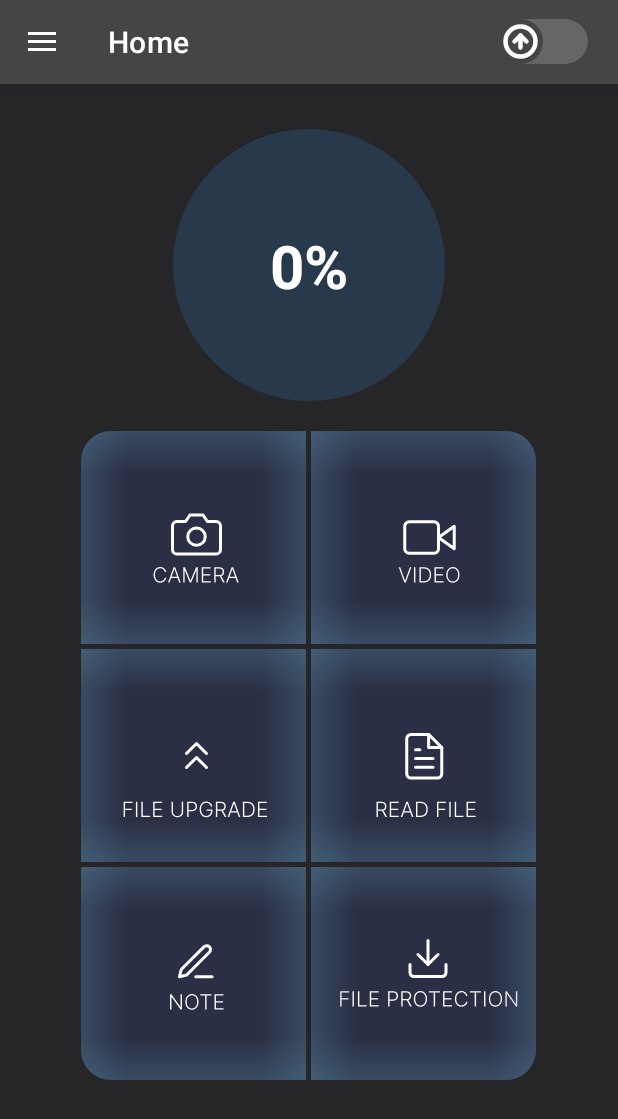
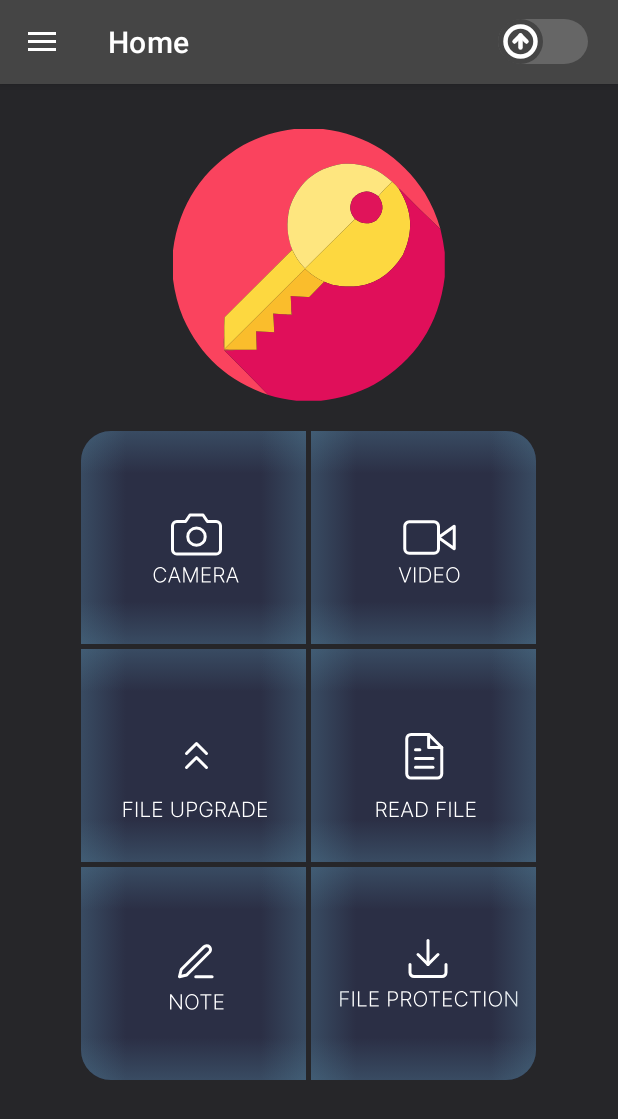
Before and after one commit to KongRong911104/sfc_app, an Android app built with Jetpack Compose: the HomeFragment screen opened directly, with no data from a screen before it, on a phone screen of 412 x 824 dp. Shown: the top 1119 px of the screen. Run offline under Robolectric (Android 15) with nearby library versions, the phone set to English and light mode, and no system bars; our stand-ins replace navigation-ui; libraries missing offline, so code that uses them is left out: androidx.camera.core, androidx.camera.lifecycle.

Commit message:
一般功能完成

```diff
--- /dev/null
+++ b/app/src/main/res/drawable/logo.xml
@@ -0,0 +1,32 @@
+<vector xmlns:android="http://schemas.android.com/apk/res/android"
+    android:width="512dp"
+    android:height="512dp"
+    android:viewportWidth="512"
+    android:viewportHeight="512">
+  <path
+      android:pathData="M232.5,-0.5C247.83,-0.5 263.17,-0.5 278.5,-0.5C362.76,9.3 427.92,49.64 474,120.5C486.85,141.86 496.68,164.52 503.5,188.5C477.25,163.75 451.42,138.42 426,112.5C425.6,112.73 425.43,113.06 425.5,113.5C421.9,108.23 417.57,103.57 412.5,99.5C385.89,73.57 353.89,62.41 316.5,66C266.96,74.54 234.46,102.71 219,150.5C212.96,176.76 214.79,202.43 224.5,227.5C181.87,269.63 139.37,311.96 97,354.5C96.5,365.83 96.33,377.16 96.5,388.5C95.17,397.83 95.17,407.17 96.5,416.5C124.17,444.5 151.83,472.5 179.5,500.5C104.68,475.85 51.18,427.52 19,355.5C8.86,330.62 2.36,304.95 -0.5,278.5C-0.5,263.17 -0.5,247.83 -0.5,232.5C10.39,142.86 54.72,75.36 132.5,30C163.97,13.31 197.3,3.14 232.5,-0.5Z"
+      android:strokeAlpha="0.996"
+      android:fillColor="#fc445f"
+      android:fillAlpha="0.996"/>
+  <path
+      android:pathData="M412.5,99.5C403.11,107.89 394.45,116.89 386.5,126.5C369.45,113.39 353.62,114.72 339,130.5C331.02,144.32 332.18,157.32 342.5,169.5C311.19,200.48 279.85,231.48 248.5,262.5C238.28,252.4 230.28,240.74 224.5,227.5C214.79,202.43 212.96,176.76 219,150.5C234.46,102.71 266.96,74.54 316.5,66C353.89,62.41 385.89,73.57 412.5,99.5Z"
+      android:fillColor="#fee67f"/>
+  <path
+      android:pathData="M412.5,99.5C417.57,103.57 421.9,108.23 425.5,113.5C450.72,152.99 453.22,193.99 433,236.5C401.93,286.43 357.43,305.26 299.5,293C294.36,291.45 289.36,289.62 284.5,287.5C271.37,281.88 259.71,274.05 249.5,264C248.83,263.33 248.17,263.33 247.5,264C197.3,314.37 146.96,364.54 96.5,414.5C96.5,405.83 96.5,397.17 96.5,388.5C96.33,377.16 96.5,365.83 97,354.5C139.37,311.96 181.87,269.63 224.5,227.5C230.28,240.74 238.28,252.4 248.5,262.5C279.85,231.48 311.19,200.48 342.5,169.5C355.23,179.2 368.56,180.03 382.5,172C396.69,157.91 398.03,142.74 386.5,126.5C394.45,116.89 403.11,107.89 412.5,99.5Z"
+      android:fillColor="#fdd840"/>
+  <path
+      android:pathData="M503.5,188.5C507.05,203.14 509.71,217.8 511.5,232.5C511.5,247.83 511.5,263.17 511.5,278.5C500.61,368.14 456.28,435.64 378.5,481C347.03,497.7 313.7,507.86 278.5,511.5C263.17,511.5 247.83,511.5 232.5,511.5C214.6,509.46 196.93,505.79 179.5,500.5C151.83,472.5 124.17,444.5 96.5,416.5C105.02,416.83 113.35,416.49 121.5,415.5C133.5,415.5 145.5,415.5 157.5,415.5C157.06,403.84 156.73,392.17 156.5,380.5C167.84,381.1 179.17,381.77 190.5,382.5C190.07,370.81 189.4,359.14 188.5,347.5C196.15,348.21 203.81,348.54 211.5,348.5C215.3,349.48 219.3,349.82 223.5,349.5C223.81,346.61 223.47,343.95 222.5,341.5C222.6,332.48 222.27,323.48 221.5,314.5C233.14,315.61 244.81,316.11 256.5,316C266.04,306.63 275.37,297.13 284.5,287.5C289.36,289.62 294.36,291.45 299.5,293C357.43,305.26 401.93,286.43 433,236.5C453.22,193.99 450.72,152.99 425.5,113.5C425.43,113.06 425.6,112.73 426,112.5C451.42,138.42 477.25,163.75 503.5,188.5Z"
+      android:fillColor="#e00f5a"/>
+  <path
+      android:pathData="M386.5,126.5C398.03,142.74 396.69,157.91 382.5,172C368.56,180.03 355.23,179.2 342.5,169.5C332.18,157.32 331.02,144.32 339,130.5C353.62,114.72 369.45,113.39 386.5,126.5Z"
+      android:fillColor="#e0145a"/>
+  <path
+      android:pathData="M284.5,287.5C275.37,297.13 266.04,306.63 256.5,316C244.81,316.11 233.14,315.61 221.5,314.5C222.27,323.48 222.6,332.48 222.5,341.5C222.5,343.83 222.5,346.17 222.5,348.5C218.83,348.5 215.17,348.5 211.5,348.5C203.81,348.54 196.15,348.21 188.5,347.5C189.4,359.14 190.07,370.81 190.5,382.5C179.17,381.77 167.84,381.1 156.5,380.5C156.73,392.17 157.06,403.84 157.5,415.5C145.5,415.5 133.5,415.5 121.5,415.5C112.98,415.83 104.65,415.49 96.5,414.5C146.96,364.54 197.3,314.37 247.5,264C248.17,263.33 248.83,263.33 249.5,264C259.71,274.05 271.37,281.88 284.5,287.5Z"
+      android:fillColor="#fabd2c"/>
+  <path
+      android:pathData="M222.5,341.5C223.47,343.95 223.81,346.61 223.5,349.5C219.3,349.82 215.3,349.48 211.5,348.5C215.17,348.5 218.83,348.5 222.5,348.5C222.5,346.17 222.5,343.83 222.5,341.5Z"
+      android:fillColor="#f4953e"/>
+  <path
+      android:pathData="M96.5,388.5C96.5,397.17 96.5,405.83 96.5,414.5C104.65,415.49 112.98,415.83 121.5,415.5C113.35,416.49 105.02,416.83 96.5,416.5C95.17,407.17 95.17,397.83 96.5,388.5Z"
+      android:fillColor="#f78648"/>
+</vector>
--- a/app/src/main/res/layout/fragment_home.xml
+++ b/app/src/main/res/layout/fragment_home.xml
@@ -14,7 +14,7 @@
         android:layout_height="wrap_content"
         android:elevation="80dp"
         android:gravity="center"
-        android:textColor="#FFFFFF"
+        android:textColor="#00FFFFFF"
         android:textSize="40sp"
         android:textStyle="bold"
         app:layout_constraintBottom_toBottomOf="@+id/progressBar"
@@ -30,7 +30,7 @@
         android:layout_marginTop="30dp"
         android:gravity="center_horizontal"
         android:indeterminate="false"
-        android:progressDrawable="@drawable/ball"
+        android:progressDrawable="@drawable/logo"
         app:layout_constraintEnd_toEndOf="parent"
         app:layout_constraintStart_toStartOf="parent"
         app:layout_constraintTop_toTopOf="parent"
```
Also changed, not shown: 1 other file.
